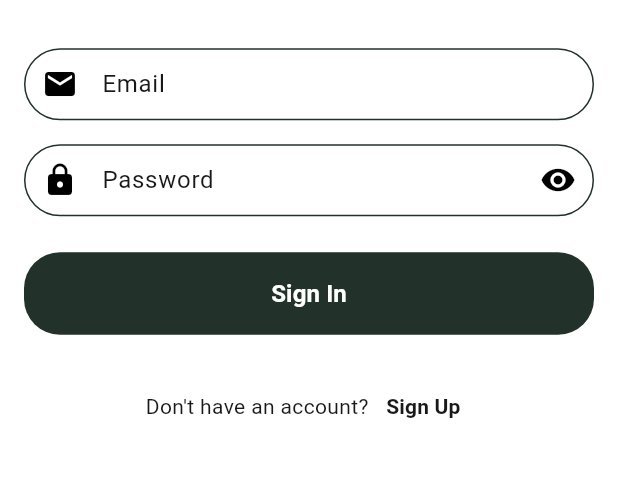
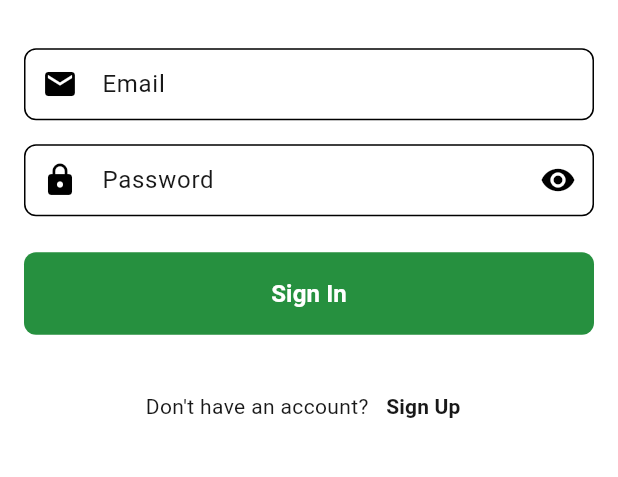
Before and after one commit to aaaaarsen/qaz-route-mobile, a Flutter app: the screen it shows after launch, on a phone screen of 412 x 824 dp, the part 422-899 px from its top. Run offline on Flutter 3.47's test engine with Material 3 defaults, Android fonts, the phone set to English and light mode, and no system bars; our stand-ins replace auto_route, google_maps_flutter, supabase_flutter; missing offline and left inert: mobile_scanner; accounts and stored records are empty.

Commit message:
Редизайн экрана авторизации

```diff
--- a/lib/src/widget/auth_screen/auth_screen.dart
+++ b/lib/src/widget/auth_screen/auth_screen.dart
@@ -50,16 +50,16 @@ class _AuthScreenState extends State<AuthScreen> {
       filled: true,
       contentPadding: const EdgeInsets.symmetric(vertical: 12, horizontal: 16),
       border: OutlineInputBorder(
-        borderRadius: BorderRadius.circular(24),
-        borderSide: const BorderSide(color: AppColors.supplementary600),
+        borderRadius: BorderRadius.circular(8),
+        borderSide: const BorderSide(color: AppColors.black),
       ),
       enabledBorder: OutlineInputBorder(
-        borderRadius: BorderRadius.circular(24),
-        borderSide: const BorderSide(color: AppColors.supplementary600),
+        borderRadius: BorderRadius.circular(8),
+        borderSide: const BorderSide(color: AppColors.black),
       ),
       focusedBorder: OutlineInputBorder(
-        borderRadius: BorderRadius.circular(24),
-        borderSide: const BorderSide(color: AppColors.supplementary600, width: 1.5),
+        borderRadius: BorderRadius.circular(8),
+        borderSide: const BorderSide(color: AppColors.black, width: 1.5),
       ),
     );
   }
@@ -156,12 +156,11 @@ class _AuthScreenState extends State<AuthScreen> {
                       }
                     },
                     style: ElevatedButton.styleFrom(
-                      backgroundColor: AppColors.supplementary600,
+                      backgroundColor: AppColors.lightGreen600,
                       foregroundColor: AppColors.neutral900,
-                      disabledBackgroundColor: AppColors.supplementary600,
                       padding: const EdgeInsets.symmetric(vertical: 16),
                       shape: RoundedRectangleBorder(
-                        borderRadius: BorderRadius.circular(24),
+                        borderRadius: BorderRadius.circular(8),
                       ),
                       elevation: 0,
                     ),
@@ -170,7 +169,7 @@ class _AuthScreenState extends State<AuthScreen> {
                         width: 24,
                         height: 24,
                         child: CircularProgressIndicator(
-                          color: AppColors.lightGreen600,
+                          color: AppColors.white,
                           strokeWidth: 2,
                         ),
                       ),
```
